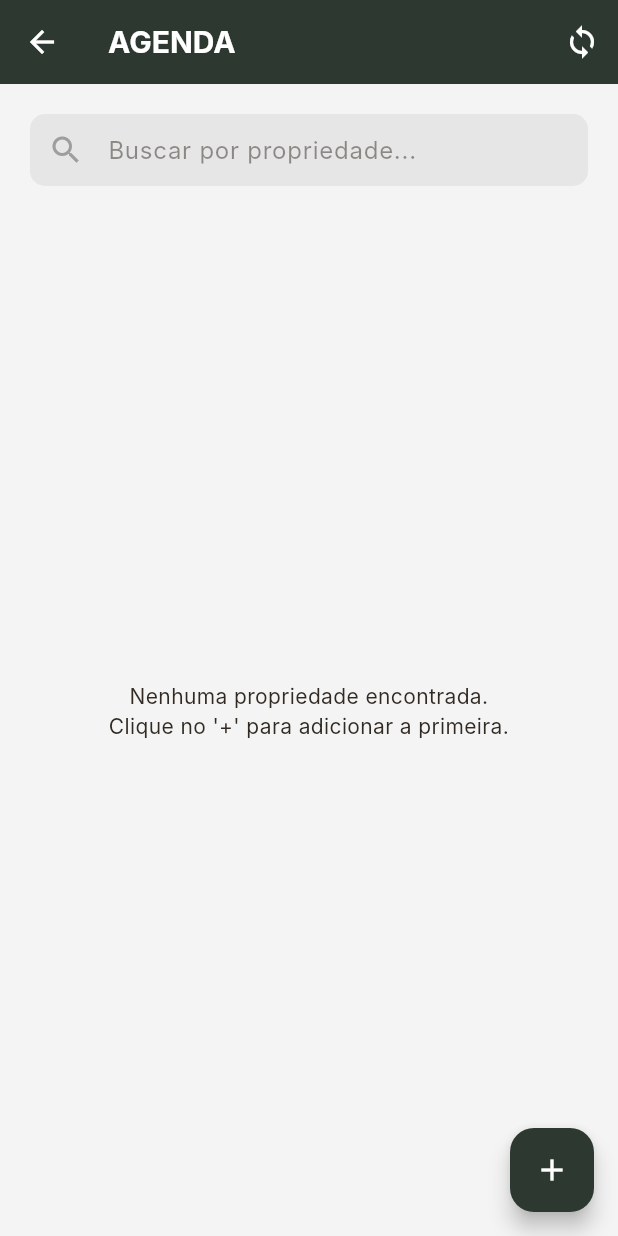
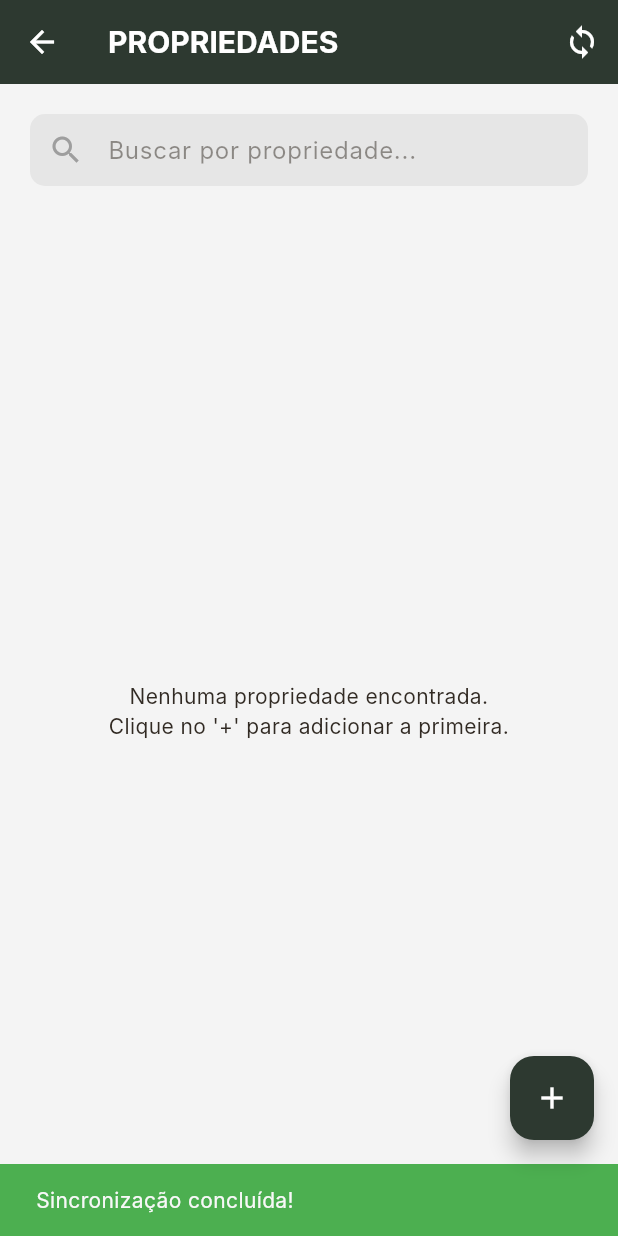
Before and after one commit to IADRON/NobryoEguas, a Flutter app: the PropriedadesScreen screen opened directly, after a tap on the "sync" icon, on a phone screen of 412 x 824 dp. Run offline on Flutter 3.47's test engine with Material 3 defaults, Android fonts, the light colour scheme and no system bars; our stand-ins replace cloud_firestore, connectivity_plus, firebase_core, flutter_dotenv, flutter_time_picker_spinner, image_picker and 5 more; missing offline and left inert: excel; accounts and stored records are empty; Roboto replaces fonts that are missing (Inter).

Commit message:
0.2
correção propriedades_screen, e adição de lembrete para propriedades e lotes com manejos(ainda precisa de ajustes)

```diff
--- a/lib/features/propriedades/screens/propriedades_screen.dart
+++ b/lib/features/propriedades/screens/propriedades_screen.dart
@@ -6,6 +6,7 @@ import 'package:nobryo_final/core/services/auth_service.dart';
 import 'package:nobryo_final/core/services/sync_service.dart';
 import 'package:nobryo_final/features/auth/screens/manage_users_screen.dart';
 import 'package:nobryo_final/features/auth/widgets/user_profile_modal.dart';
+import 'package:nobryo_final/shared/widgets/loading_screen.dart';
 import 'package:nobryo_final/features/propriedades/screens/sub_propriedades_screen.dart';
 import 'package:nobryo_final/shared/theme/theme.dart';
 import 'package:provider/provider.dart';
@@ -24,8 +25,11 @@ class _PropriedadeScreenState extends State<PropriedadesScreen> {
   List<Propriedade> _filteredTopLevelPropriedades = [];
   final TextEditingController _searchController = TextEditingController();
 
-  // Instância do AuthService para ser usada na tela
+  // NOVO: Mapa para guardar o status de manejos pendentes
+  Map<String, bool> _hasPendingManejosMap = {};
+
   final AuthService _authService = AuthService();
+  final SyncService _syncService = SyncService();
 
   @override
   void initState() {
@@ -48,10 +52,20 @@ class _PropriedadeScreenState extends State<PropriedadesScreen> {
     setState(() => _isLoading = true);
     try {
       final propriedades = await SQLiteHelper.instance.readTopLevelPropriedades();
+
+      // NOVO: Verifica manejos pendentes para cada propriedade
+      final Map<String, bool> pendingMap = {};
+      for (final prop in propriedades) {
+        // A função hasPendingManejosRecursive deve ser implementada no seu SQLiteHelper
+        // para verificar a propriedade pai e todos os seus lotes filhos.
+        pendingMap[prop.id] = await SQLiteHelper.instance.hasPendingManejosRecursive(prop.id);
+      }
+
       if (mounted) {
         setState(() {
           _allTopLevelPropriedades = propriedades;
           _filteredTopLevelPropriedades = List.from(_allTopLevelPropriedades);
+          _hasPendingManejosMap = pendingMap;
           _filterData();
         });
       }
@@ -79,9 +93,28 @@ class _PropriedadeScreenState extends State<PropriedadesScreen> {
     });
   }
 
+  Future<void> _manualSync() async {
+    showDialog(
+      context: context,
+      barrierDismissible: false,
+      builder: (BuildContext context) => const LoadingScreen(),
+    );
+
+    final bool online = await _syncService.syncData(isManual: true);
+
+    if (mounted) {
+      Navigator.of(context).pop();
+      ScaffoldMessenger.of(context).showSnackBar(SnackBar(
+        content: Text(
+            online ? "Sincronização concluída!" : "Sem conexão com a internet."),
+        backgroundColor: online ? Colors.green : Colors.orange,
+      ));
+    }
+    _refreshData();
+  }
+
   @override
   Widget build(BuildContext context) {
-   // Usando ValueListenableBuilder para reagir a mudanças no usuário logado
     return ValueListenableBuilder(
       valueListenable: _authService.currentUserNotifier,
       builder: (context, currentUser, child) {
@@ -90,12 +123,12 @@ class _PropriedadeScreenState extends State<PropriedadesScreen> {
 
         return Scaffold(
           appBar: AppBar(
-        title: const Text("AGENDA"),
+            title: const Text("PROPRIEDADES"),
             actions: [
               IconButton(
                 icon: const Icon(Icons.sync),
                 tooltip: "Sincronizar Dados",
-            onPressed: () {}, //MANUAL SYNC
+                onPressed: _manualSync,
               ),
               if (isAdmin)
                 IconButton(
@@ -130,10 +163,7 @@ class _PropriedadeScreenState extends State<PropriedadesScreen> {
                 ),
             ],
           ),
-         body: child, // O body é o child do builder para não ser reconstruído desnecessariamente
-
-         // ## CORREÇÃO ##
-         // O FloatingActionButton foi movido para dentro do Scaffold.
+          body: child,
           floatingActionButton: FloatingActionButton(
             onPressed: () => _showAddPropriedadeModal(context),
             backgroundColor: AppTheme.darkGreen,
@@ -142,8 +172,6 @@ class _PropriedadeScreenState extends State<PropriedadesScreen> {
           ),
         );
       },
-     // O child do ValueListenableBuilder é a parte da UI que não precisa
-     // ser reconstruída quando o 'currentUser' muda.
       child: Padding(
         padding: const EdgeInsets.all(20.0),
         child: Column(
@@ -169,11 +197,19 @@ class _PropriedadeScreenState extends State<PropriedadesScreen> {
                           itemCount: _filteredTopLevelPropriedades.length,
                           itemBuilder: (context, index) {
                             final prop = _filteredTopLevelPropriedades[index];
+                            final hasPending = _hasPendingManejosMap[prop.id] ?? false;
 
                             return Card(
                               elevation: 2,
                               margin: const EdgeInsets.symmetric(vertical: 8),
                               child: ListTile(
+                                // NOVO: Indicador visual de manejo pendente
+                                leading: hasPending
+                                  ? const CircleAvatar(
+                                      radius: 6,
+                                      backgroundColor: AppTheme.statusPrenhe,
+                                    )
+                                  : const SizedBox(width: 12), // Espaço para alinhar
                                 contentPadding: const EdgeInsets.symmetric(
                                     horizontal: 16, vertical: 8),
                                 title: Text(
```
Also changed, not shown: lib/core/database/sqlite_helper.dart (+33 -0 lines), lib/features/propriedades/screens/sub_propriedades_screen.dart (+21 -0 lines), lib/features/eguas/screens/egua_details_screen.dart (line endings or trailing spaces). Lines whose indentation alone changed are shown as unchanged.
